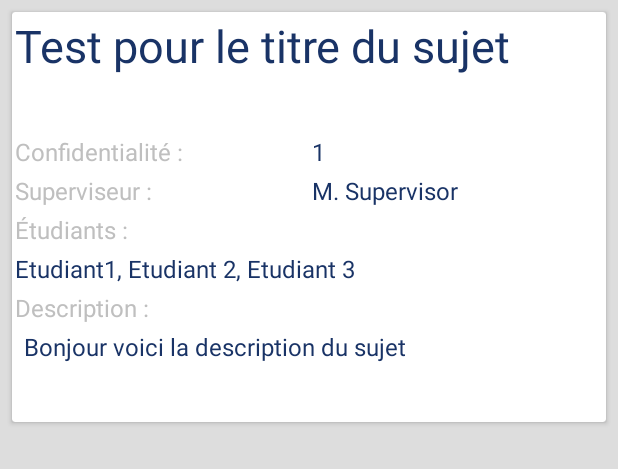
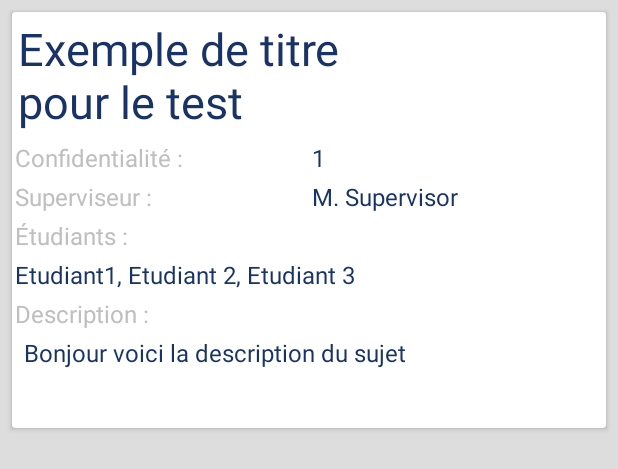
Before and after one commit to Flo85/PFEAndroidApplication, an Android app: the layout activity_project_details.xml on its own in the app's theme, with its tools: preview values and no code run, on a phone screen of 412 x 824 dp. Shown: the top 469 px of the screen. Run offline under Robolectric (Android 15) with nearby library versions, the phone set to English and light mode, and no system bars.

Commit message:
affichage projet details

```diff
--- a/app/src/main/res/layout/activity_project_details.xml
+++ b/app/src/main/res/layout/activity_project_details.xml
@@ -19,16 +19,28 @@
                 android:layout_height="match_parent"
                 android:elevation="4dp"
                 android:orientation="vertical">
-                <TextView
-                    android:id="@+id/project_details_title"
+                <RelativeLayout
                     android:layout_width="match_parent"
-                    android:layout_height="match_parent"
-                    android:textSize="30sp"
-                    android:padding="2dp"
-                    android:minLines="2"
-                    android:maxLines="4"
-                    android:textColor="@color/colorPrimaryDark"
-                    android:text="Test pour le titre du sujet"/>
+                    android:layout_height="wrap_content"
+                    android:padding="2dp">
+                    <TextView
+                        android:id="@+id/title"
+                        android:layout_width="250sp"
+                        android:layout_height="wrap_content"
+                        android:textSize="30sp"
+                        android:padding="2dp"
+                        android:minLines="2"
+                        android:maxLines="4"
+                        android:textColor="@color/colorPrimaryDark"
+                        android:text="Exemple de titre pour le test" />
+
+                    <ImageView
+                        android:id="@+id/thumb"
+                        android:layout_width="100sp"
+                        android:layout_height="wrap_content"
+                        android:layout_toRightOf="@+id/title"
+                        android:layout_centerHorizontal="true" />
+                </RelativeLayout>
                     <LinearLayout
                         android:layout_width="match_parent"
                         android:layout_height="match_parent"
```
